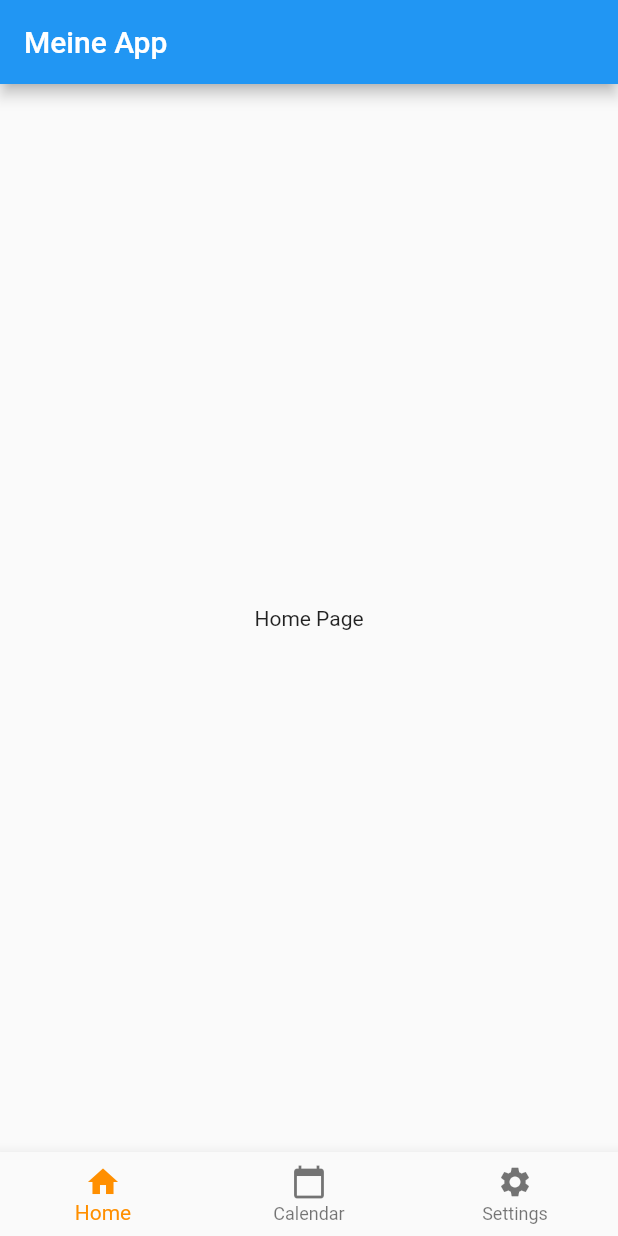
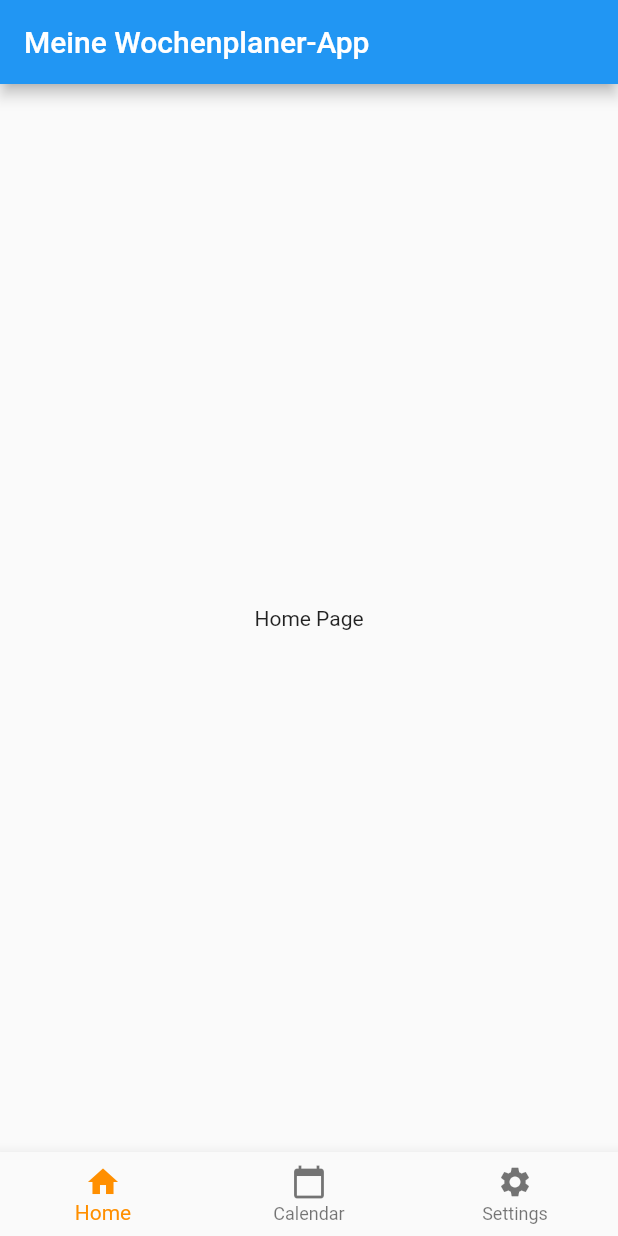
Before and after one commit to RaxoTheOne/my_weekplaner_app, a Flutter app: the screen it shows after launch, on a phone screen of 412 x 824 dp. Run offline on Flutter 3.47's test engine with Material 2 defaults, Android fonts, the phone set to English and light mode, and no system bars.

Commit message:
Fix vom FIx

```diff
--- a/lib/main.dart
+++ b/lib/main.dart
@@ -41,7 +41,7 @@ class _MeinHomebildschirmState extends State<MeinHomebildschirm> {
   Widget build(BuildContext context) {
     return Scaffold(
       appBar: AppBar(
-        title: const Text('Meine App'),
+        title: const Text('Meine Wochenplaner-App'),
       ),
       body: Center(
         child: _widgetOptions.elementAt(_selectedIndex),
```
